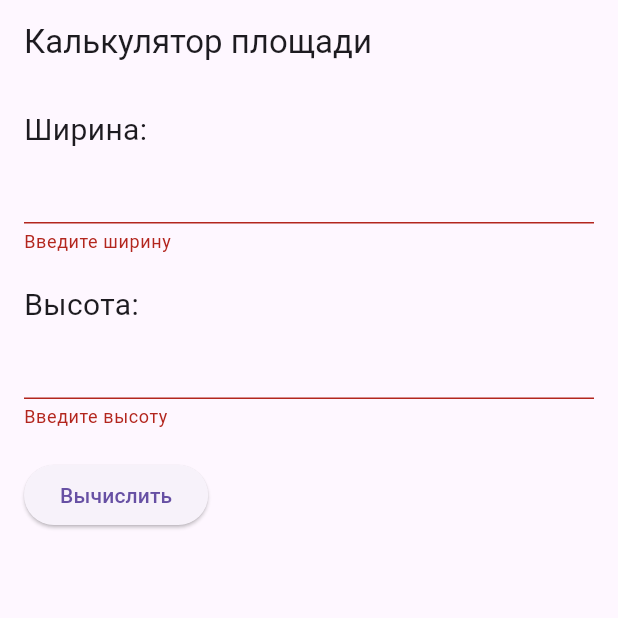
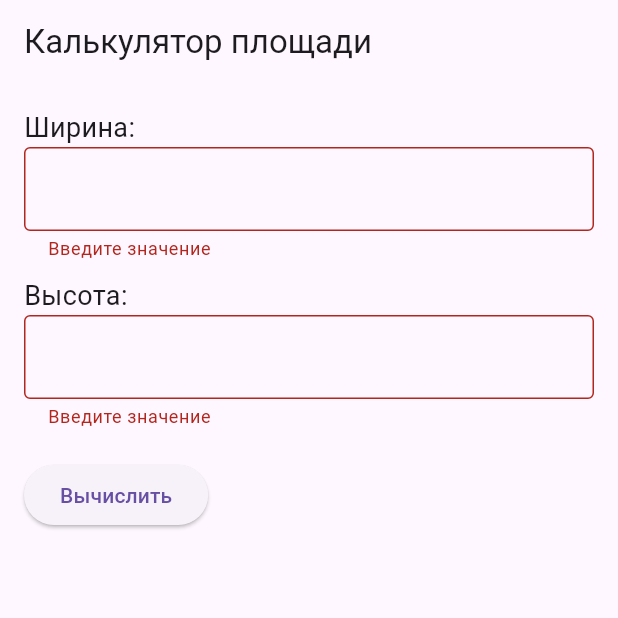
Before and after one commit to DmitriyKostovskiy/RMP, a Flutter app: the screen it shows after launch, after a tap on "Вычислить", on a phone screen of 412 x 824 dp, the top half of it. Run offline on Flutter 3.47's test engine with Material 3 defaults, Android fonts, the phone set to English and light mode, and no system bars.

Commit message:
fix: only_positives

```diff
--- a/lab6/lib/main.dart
+++ b/lab6/lib/main.dart
@@ -2,7 +2,6 @@ import 'package:flutter/material.dart';
 
 void main() {
   runApp(MaterialApp(
-    debugShowCheckedModeBanner: false,
     home: AreaCalculator(),
   ));
 }
@@ -14,23 +13,37 @@ class AreaCalculator extends StatefulWidget {
 
 class _AreaCalculatorState extends State<AreaCalculator> {
   final _formKey = GlobalKey<FormState>();
-  final TextEditingController widthController = TextEditingController();
-  final TextEditingController heightController = TextEditingController();
-  String _result = "";
+  final TextEditingController _widthController = TextEditingController();
+  final TextEditingController _heightController = TextEditingController();
+  String _result = '';
+
+  String? _validateInput(String? value) {
+    if (value == null || value.isEmpty) {
+      return 'Введите значение';
+    }
+    final num? number = num.tryParse(value);
+    if (number == null) {
+      return 'Введите числовое значение';
+    }
+    if (number <= 0) {
+      return 'Введите положительное число';
+    }
+    return null;
+  }
 
   void _calculateArea() {
     if (_formKey.currentState!.validate()) {
-      double width = double.parse(widthController.text);
-      double height = double.parse(heightController.text);
+      double width = double.parse(_widthController.text);
+      double height = double.parse(_heightController.text);
       double area = width * height;
 
       setState(() {
-        _result = "S = $width * $height = $area";
+        _result = 'S = $width * $height = $area';
       });
 
       ScaffoldMessenger.of(context).showSnackBar(
-        const SnackBar(
-          content: Text('Форма успешно заполнена'),
+        SnackBar(
+          content: Text('Вычисление успешно: $_result'),
           backgroundColor: Colors.green,
         ),
       );
@@ -42,51 +55,34 @@ class _AreaCalculatorState extends State<AreaCalculator> {
     return Scaffold(
       appBar: AppBar(title: Text('Калькулятор площади')),
       body: Padding(
-        padding: EdgeInsets.all(16.0),
+        padding: const EdgeInsets.all(16.0),
         child: Form(
           key: _formKey,
           child: Column(
             crossAxisAlignment: CrossAxisAlignment.start,
             children: [
-              Text('Ширина:', style: TextStyle(fontSize: 20.0)),
+              Text('Ширина:', style: TextStyle(fontSize: 18.0)),
               TextFormField(
-                controller: widthController,
+                controller: _widthController,
                 keyboardType: TextInputType.number,
-                validator: (value) {
-                  if (value == null || value.isEmpty) {
-                    return 'Введите ширину';
-                  }
-                  if (double.tryParse(value) == null) {
-                    return 'Введите число';
-                  }
-                  return null;
-                },
+                decoration: InputDecoration(border: OutlineInputBorder()),
+                validator: _validateInput,
               ),
-              SizedBox(height: 20.0),
-              Text('Высота:', style: TextStyle(fontSize: 20.0)),
+              SizedBox(height: 10),
+              Text('Высота:', style: TextStyle(fontSize: 18.0)),
               TextFormField(
-                controller: heightController,
+                controller: _heightController,
                 keyboardType: TextInputType.number,
-                validator: (value) {
-                  if (value == null || value.isEmpty) {
-                    return 'Введите высоту';
-                  }
-                  if (double.tryParse(value) == null) {
-                    return 'Введите число';
-                  }
-                  return null;
-                },
+                decoration: InputDecoration(border: OutlineInputBorder()),
+                validator: _validateInput,
               ),
-              SizedBox(height: 20.0),
+              SizedBox(height: 20),
               ElevatedButton(
                 onPressed: _calculateArea,
                 child: Text('Вычислить'),
               ),
-              SizedBox(height: 20.0),
-              Text(
-                _result,
-                style: TextStyle(fontSize: 22.0, fontWeight: FontWeight.bold),
-              ),
+              SizedBox(height: 20),
+              Text(_result, style: TextStyle(fontSize: 18.0, fontWeight: FontWeight.bold)),
             ],
           ),
         ),
```
